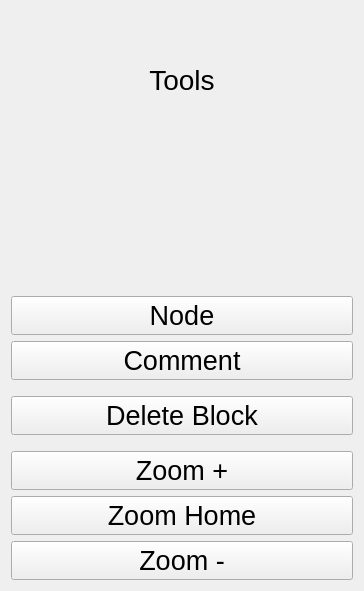
LDK28/Minder, file client/MinderClient/toolspalette.ui: the form before one commit.
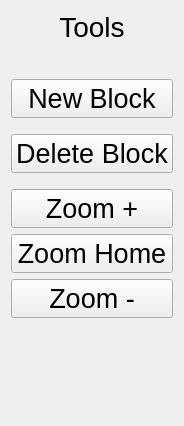
The form after the commit.

Commit message: MVP: arrows, blocks, connections, minimal styles, necessary windows and field, etc

```diff
--- a/client/MinderClient/toolspalette.ui
+++ b/client/MinderClient/toolspalette.ui
@@ -6,10 +6,22 @@
    <rect>
     <x>0</x>
     <y>0</y>
-    <width>364</width>
-    <height>591</height>
+    <width>184</width>
+    <height>426</height>
    </rect>
   </property>
+  <property name="sizePolicy">
+   <sizepolicy hsizetype="MinimumExpanding" vsizetype="Expanding">
+    <horstretch>0</horstretch>
+    <verstretch>0</verstretch>
+   </sizepolicy>
+  </property>
+  <property name="minimumSize">
+   <size>
+    <width>0</width>
+    <height>0</height>
+   </size>
+  </property>
   <property name="windowTitle">
    <string>Form</string>
   </property>
@@ -78,43 +90,7 @@
         <bool>false</bool>
        </property>
        <property name="text">
-        <string>Node</string>
-       </property>
-       <property name="autoDefault">
-        <bool>false</bool>
-       </property>
-      </widget>
-     </item>
-     <item>
-      <widget class="QPushButton" name="btnNewComment">
-       <property name="sizePolicy">
-        <sizepolicy hsizetype="Minimum" vsizetype="Fixed">
-         <horstretch>0</horstretch>
-         <verstretch>0</verstretch>
-        </sizepolicy>
-       </property>
-       <property name="font">
-        <font>
-         <pointsize>20</pointsize>
-        </font>
-       </property>
-       <property name="cursor">
-        <cursorShape>PointingHandCursor</cursorShape>
-       </property>
-       <property name="contextMenuPolicy">
-        <enum>Qt::DefaultContextMenu</enum>
-       </property>
-       <property name="toolTipDuration">
-        <number>-1</number>
-       </property>
-       <property name="layoutDirection">
-        <enum>Qt::LeftToRight</enum>
-       </property>
-       <property name="autoFillBackground">
-        <bool>false</bool>
-       </property>
-       <property name="text">
-        <string>Comment</string>
+        <string>New Block</string>
        </property>
        <property name="autoDefault">
         <bool>false</bool>
@@ -307,6 +283,22 @@
      </item>
     </layout>
    </item>
+   <item>
+    <spacer name="verticalSpacer_3">
+     <property name="orientation">
+      <enum>Qt::Vertical</enum>
+     </property>
+     <property name="sizeType">
+      <enum>QSizePolicy::MinimumExpanding</enum>
+     </property>
+     <property name="sizeHint" stdset="0">
+      <size>
+       <width>20</width>
+       <height>40</height>
+      </size>
+     </property>
+    </spacer>
+   </item>
   </layout>
  </widget>
  <resources/>
```
The commit also changes 32 other files.
